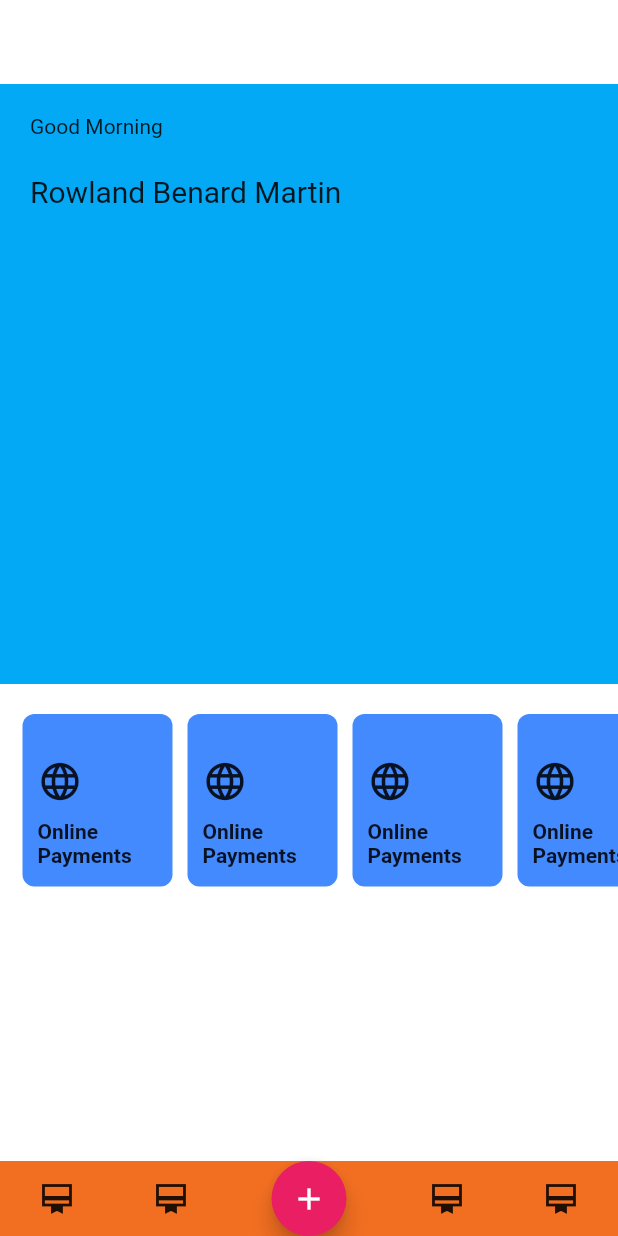
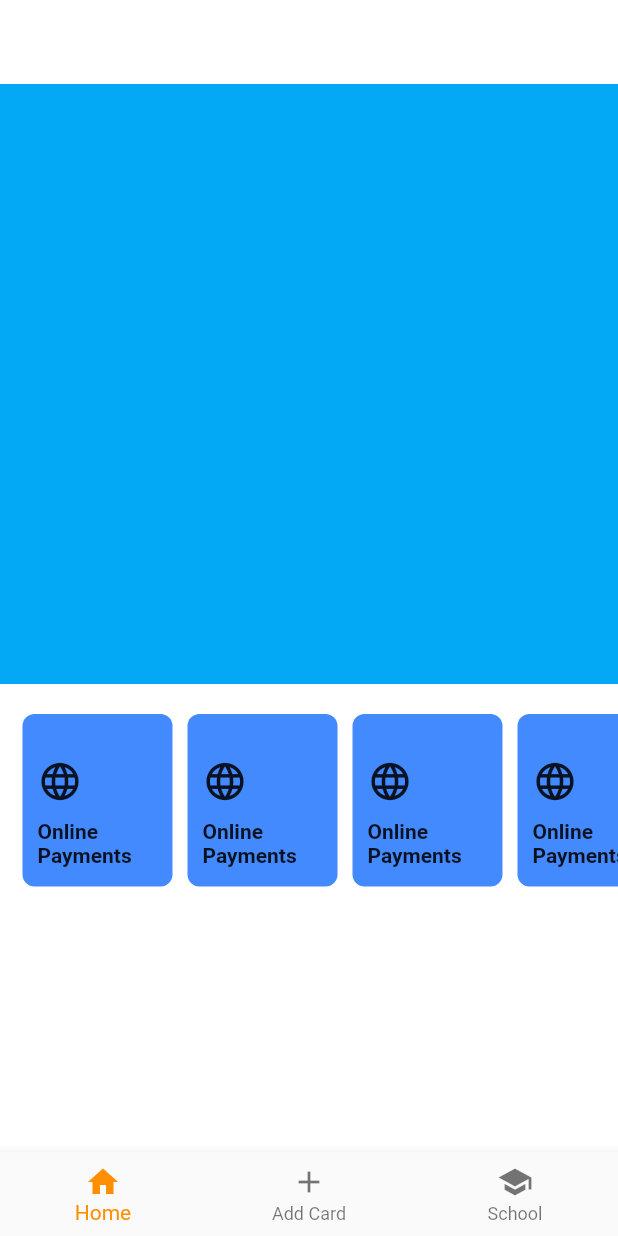
Before and after one commit to Jossiah-Oscar/Personal-Banking, a Flutter app: the screen it shows after launch, on a phone screen of 412 x 824 dp. Run offline on Flutter 3.47's test engine with Material 2 defaults, Android fonts, the phone set to English and light mode, and no system bars; our stand-ins replace firebase_auth, firebase_core; accounts and stored records are empty; network calls fail.

Commit message:
New navigation bar built

```diff
--- a/lib/screens/home/home.dart
+++ b/lib/screens/home/home.dart
@@ -11,6 +11,48 @@ class HomePage extends StatefulWidget {
 
 class _HomePageState extends State<HomePage> {
   bool isCollapsed = true;
+
+  int _selectedIndex = 0;
+
+  void _onItemTapped(int index) {
+    setState(
+      () {
+        _selectedIndex = index;
+        if (_selectedIndex == 1) {
+          Navigator.of(context).push(
+            PageRouteBuilder(
+              pageBuilder: (
+                context,
+                animation,
+                secondaryAnimation,
+              ) =>
+                  AddNewCard(),
+              transitionsBuilder:
+                  (context, animation, secondaryAnimation, child) {
+                return child;
+              },
+            ),
+          );
+        } else if (_selectedIndex == 0) {
+          Navigator.of(context).push(
+            PageRouteBuilder(
+              pageBuilder: (
+                context,
+                animation,
+                secondaryAnimation,
+              ) =>
+                  HomePage(),
+              transitionsBuilder:
+                  (context, animation, secondaryAnimation, child) {
+                return child;
+              },
+            ),
+          );
+        }
+      },
+    );
+  }
+
   @override
   Widget build(BuildContext context) {
     return Scaffold(
@@ -35,23 +77,6 @@ class _HomePageState extends State<HomePage> {
                   child: Stack(
                     children: [
                       Padding(
-                        padding: const EdgeInsets.only(
-                          top: 20,
-                          left: 20,
-                        ),
-                        child: Text("Good Morning"),
-                      ),
-                      Padding(
-                        padding: const EdgeInsets.only(
-                          top: 60,
-                          left: 20,
-                        ),
-                        child: Text(
-                          "Rowland Benard Martin",
-                          style: TextStyle(fontSize: 20),
-                        ),
-                      ),
-                      Padding(
                         padding: const EdgeInsets.only(top: 180),
                         child: CardList(),
                       ),
@@ -67,39 +92,24 @@ class _HomePageState extends State<HomePage> {
           ),
         ),
       ),
-      bottomNavigationBar: Container(
-        height: 50,
-        width: 50,
-        color: button,
-        child: Row(
-          mainAxisAlignment: MainAxisAlignment.spaceAround,
-          children: [
-            Icon(Icons.card_membership_sharp),
-            Icon(Icons.card_membership_sharp),
-            FloatingActionButton(
-              backgroundColor: Colors.pink,
-              child: Icon(Icons.add),
-              onPressed: () {
-                Navigator.of(context).push(
-                  PageRouteBuilder(
-                    pageBuilder: (
-                      context,
-                      animation,
-                      secondaryAnimation,
-                    ) =>
-                        AddNewCard(),
-                    transitionsBuilder:
-                        (context, animation, secondaryAnimation, child) {
-                      return child;
-                    },
-                  ),
-                );
-              },
-            ),
-            Icon(Icons.card_membership_sharp),
-            Icon(Icons.card_membership_sharp),
-          ],
-        ),
+      bottomNavigationBar: BottomNavigationBar(
+        items: const <BottomNavigationBarItem>[
+          BottomNavigationBarItem(
+            icon: Icon(Icons.home),
+            label: 'Home',
+          ),
+          BottomNavigationBarItem(
+            icon: Icon(Icons.add),
+            label: 'Add Card',
+          ),
+          BottomNavigationBarItem(
+            icon: Icon(Icons.school),
+            label: 'School',
+          ),
+        ],
+        currentIndex: _selectedIndex,
+        selectedItemColor: Colors.amber[800],
+        onTap: _onItemTapped,
       ),
     );
   }
```
Also changed, not shown: lib/models/accountsModel.dart (+7 -0 lines).
